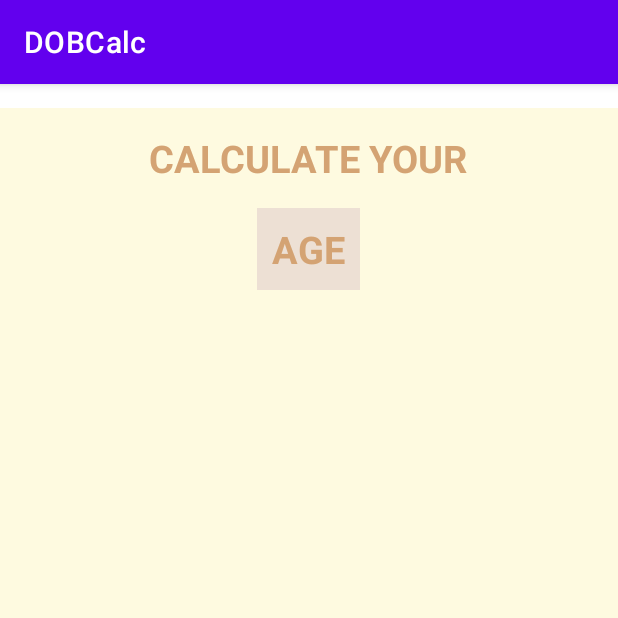
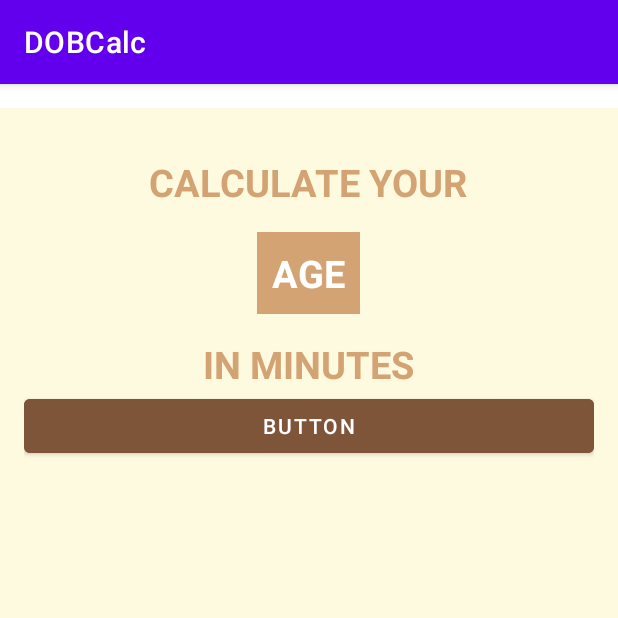
Before and after one commit to zinhyeok/DOBCalc, an Android app: the screen it shows after launch (MainActivity), on a phone screen of 412 x 824 dp, the top half of it. Run offline under Robolectric (Android 15) with nearby library versions, the phone set to English and light mode, and no system bars.

Commit message:
[FEAT:] ãtextview, btn add 85

```diff
--- a/app/src/main/res/layout/activity_main.xml
+++ b/app/src/main/res/layout/activity_main.xml
@@ -9,6 +9,7 @@
     android:gravity="center_horizontal"
     android:orientation="vertical"
     android:background="@color/backGround"
+    android:padding="16dp"
     >
 
     <TextView
@@ -26,10 +27,28 @@
         android:layout_height="wrap_content"
         android:layout_marginTop="16dp"
         android:text="@string/app_age"
-        android:background="@color/age_backGround"
-        android:textColor="@color/titleColor"
+        android:background="@color/titleColor"
+        android:textColor="@color/white"
         android:textSize="25sp"
         android:textStyle="bold"
         android:padding="10dp"/>
 
+    <TextView
+        android:layout_width="wrap_content"
+        android:layout_height="wrap_content"
+        android:layout_marginTop="16dp"
+        android:text="@string/text_inMinute"
+        android:textColor="@color/titleColor"
+        android:textSize="25sp"
+        android:textStyle="bold" />
+
+    <Button
+        android:id="@+id/button"
+        android:layout_width="match_parent"
+        android:layout_height="wrap_content"
+        android:text="Button"
+        android:textColor="@color/white"
+        android:backgroundTint="@color/btn_color"/>
+
+
 </LinearLayout>
--- a/app/src/main/res/values/colors.xml
+++ b/app/src/main/res/values/colors.xml
@@ -10,4 +10,5 @@
     <color name="titleColor">#D4A373</color>
     <color name="backGround">#FEFAE0</color>
     <color name="age_backGround">#ede0d4</color>
+    <color name="btn_color">#7f5539</color>
 </resources>
--- a/app/src/main/res/values/strings.xml
+++ b/app/src/main/res/values/strings.xml
@@ -2,4 +2,5 @@
     <string name="app_name" translatable="false">DOBCalc</string>
     <string name="app_calc">CALCULATE YOUR</string>
     <string name="app_age">AGE</string>
+    <string name="text_inMinute">IN MINUTES</string>
 </resources>
```
